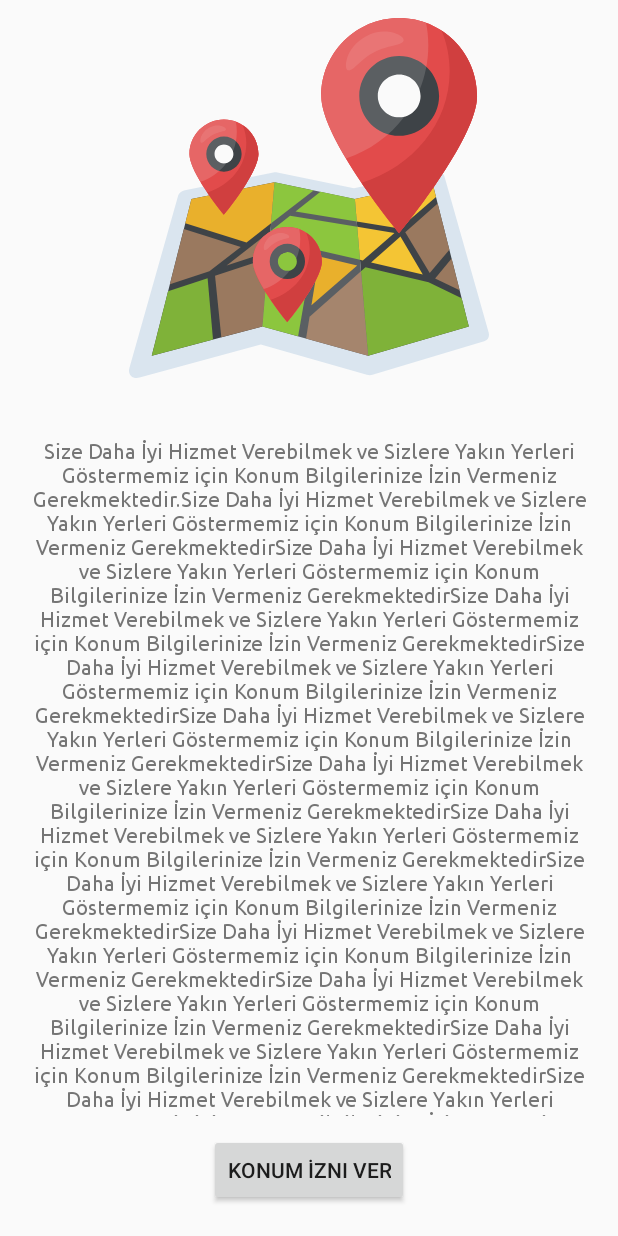
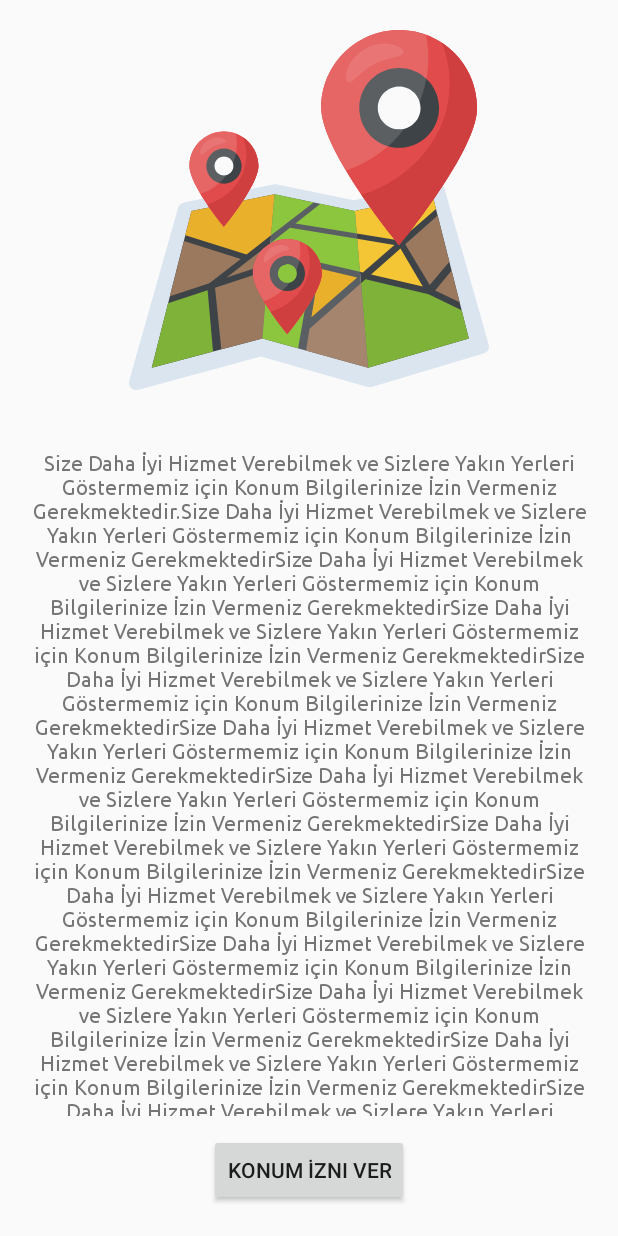
Before and after one commit to oguzhangungor/KotlinNearMapPlace, an Android app: the LocationPermissionActivity screen opened directly, with no data from a screen before it, on a phone screen of 412 x 824 dp. Run offline under Robolectric (Android 15) with nearby library versions, the phone set to English and light mode, and no system bars.

Commit message:
edit scrollview cliptopadding

```diff
--- a/app/src/main/res/layout/activity_location_permission.xml
+++ b/app/src/main/res/layout/activity_location_permission.xml
@@ -11,10 +11,11 @@
         android:layout_height="match_parent"
         android:layout_above="@id/button_location_permission"
         android:layout_alignParentTop="true"
-        android:layout_marginTop="@dimen/margin_small"
         android:layout_marginBottom="@dimen/margin_small"
         android:scrollbars="none"
         android:overScrollMode="never"
+        android:clipToPadding="false"
+        android:paddingTop="@dimen/margin_large"
         >
 
 
```
